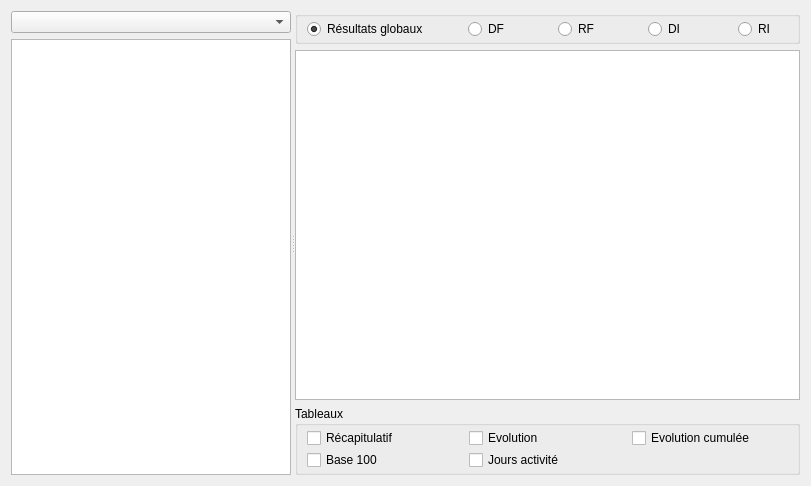
Qt form dialogtables.ui (GiPiLab/ProtonClassicSuite) before a commit.
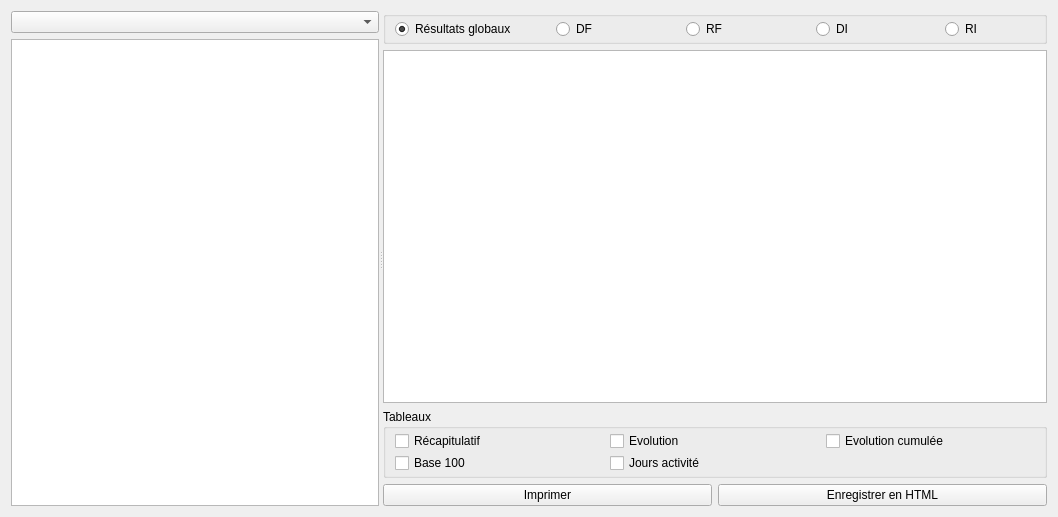
The same form after that commit.

Commit message: All specific tables are done, print and save buttons added

Patch:
```diff
--- a/dialogtables.ui
+++ b/dialogtables.ui
@@ -6,14 +6,14 @@
    <rect>
     <x>0</x>
     <y>0</y>
-    <width>811</width>
-    <height>486</height>
+    <width>1058</width>
+    <height>517</height>
    </rect>
   </property>
   <property name="windowTitle">
    <string>Tableaux</string>
   </property>
-  <layout class="QVBoxLayout" name="verticalLayout_3">
+  <layout class="QVBoxLayout" name="verticalLayout_2">
    <item>
     <widget class="QSplitter" name="splitter">
      <property name="orientation">
@@ -40,8 +40,8 @@
       </layout>
      </widget>
      <widget class="QWidget" name="layoutWidget">
-      <layout class="QVBoxLayout" name="verticalLayout_2">
-       <item>
+      <layout class="QGridLayout" name="gridLayout_2">
+       <item row="0" column="0" colspan="2">
         <widget class="QGroupBox" name="groupBoxMode">
          <property name="title">
           <string/>
@@ -100,7 +100,7 @@
          </layout>
         </widget>
        </item>
-       <item>
+       <item row="1" column="0" colspan="2">
         <widget class="QTextBrowser" name="textBrowser">
          <property name="textInteractionFlags">
           <set>Qt::NoTextInteraction</set>
@@ -110,7 +110,7 @@
          </property>
         </widget>
        </item>
-       <item>
+       <item row="2" column="0" colspan="2">
         <widget class="QGroupBox" name="groupBoxTables">
          <property name="title">
           <string>Tableaux</string>
@@ -163,6 +163,20 @@
          </layout>
         </widget>
        </item>
+       <item row="3" column="0">
+        <widget class="QPushButton" name="printButton">
+         <property name="text">
+          <string>Imprimer</string>
+         </property>
+        </widget>
+       </item>
+       <item row="3" column="1">
+        <widget class="QPushButton" name="saveButton">
+         <property name="text">
+          <string>Enregistrer en HTML</string>
+         </property>
+        </widget>
+       </item>
       </layout>
      </widget>
     </widget>
```
The commit also changes 4 other files.
